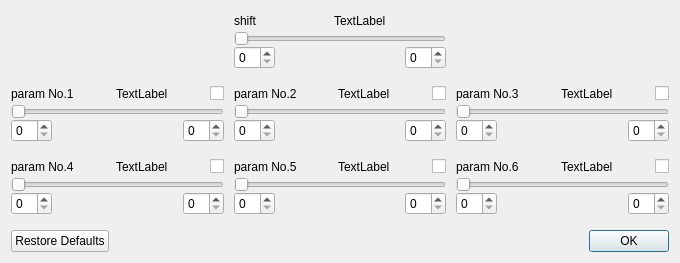
Qt form dialog6.ui (zhengprince/east-fit) before a commit.
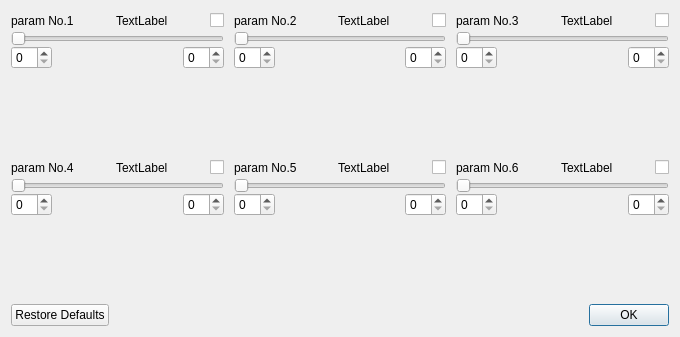
The same form after that commit.

```diff
--- a/dialog6.ui
+++ b/dialog6.ui
@@ -7,7 +7,7 @@
     <x>0</x>
     <y>0</y>
     <width>680</width>
-    <height>263</height>
+    <height>337</height>
    </rect>
   </property>
   <property name="maximumSize">
@@ -23,7 +23,7 @@
    <property name="horizontalSpacing">
     <number>10</number>
    </property>
-   <item row="3" column="0" colspan="3">
+   <item row="2" column="0" colspan="3">
     <widget class="QDialogButtonBox" name="buttonBox">
      <property name="orientation">
       <enum>Qt::Horizontal</enum>
@@ -33,7 +33,257 @@
      </property>
     </widget>
    </item>
-   <item row="2" column="1">
+   <item row="1" column="0">
+    <layout class="QFormLayout" name="formLayout_4">
+     <property name="verticalSpacing">
+      <number>0</number>
+     </property>
+     <item row="2" column="0" colspan="2">
+      <layout class="QHBoxLayout" name="horizontalLayout_8">
+       <property name="spacing">
+        <number>0</number>
+       </property>
+       <item>
+        <widget class="QSpinBox" name="spb7">
+         <property name="toolTip">
+          <string>Max Value</string>
+         </property>
+        </widget>
+       </item>
+       <item>
+        <spacer name="horizontalSpacer_15">
+         <property name="orientation">
+          <enum>Qt::Horizontal</enum>
+         </property>
+         <property name="sizeHint" stdset="0">
+          <size>
+           <width>40</width>
+           <height>20</height>
+          </size>
+         </property>
+        </spacer>
+       </item>
+       <item>
+        <spacer name="horizontalSpacer_16">
+         <property name="orientation">
+          <enum>Qt::Horizontal</enum>
+         </property>
+         <property name="sizeHint" stdset="0">
+          <size>
+           <width>40</width>
+           <height>20</height>
+          </size>
+         </property>
+        </spacer>
+       </item>
+       <item>
+        <widget class="QSpinBox" name="spb8">
+         <property name="toolTip">
+          <string>Min Value</string>
+         </property>
+        </widget>
+       </item>
+      </layout>
+     </item>
+     <item row="0" column="0" colspan="2">
+      <layout class="QHBoxLayout" name="horizontalLayout_7">
+       <property name="spacing">
+        <number>16</number>
+       </property>
+       <item>
+        <widget class="QLabel" name="lNm4">
+         <property name="toolTip">
+          <string>SLOPE OR QUADRATIC (IF ZERO DER) INNER</string>
+         </property>
+         <property name="text">
+          <string>param No.4</string>
+         </property>
+        </widget>
+       </item>
+       <item>
+        <spacer name="horizontalSpacer_13">
+         <property name="orientation">
+          <enum>Qt::Horizontal</enum>
+         </property>
+         <property name="sizeHint" stdset="0">
+          <size>
+           <width>40</width>
+           <height>20</height>
+          </size>
+         </property>
+        </spacer>
+       </item>
+       <item>
+        <widget class="QLabel" name="lDig4">
+         <property name="text">
+          <string>TextLabel</string>
+         </property>
+        </widget>
+       </item>
+       <item>
+        <spacer name="horizontalSpacer_14">
+         <property name="orientation">
+          <enum>Qt::Horizontal</enum>
+         </property>
+         <property name="sizeHint" stdset="0">
+          <size>
+           <width>40</width>
+           <height>20</height>
+          </size>
+         </property>
+        </spacer>
+       </item>
+       <item>
+        <widget class="QCheckBox" name="chb4">
+         <property name="toolTip">
+          <string>CHECKED FIXES THE PARAMETER
+UNCHECKED MAKES THE PARAMETER FREE.</string>
+         </property>
+         <property name="text">
+          <string/>
+         </property>
+        </widget>
+       </item>
+      </layout>
+     </item>
+     <item row="1" column="0" colspan="2">
+      <widget class="QSlider" name="sld4">
+       <property name="toolTip">
+        <string>SLOPE OR QUADRATIC (IF ZERO DER) INNER</string>
+       </property>
+       <property name="orientation">
+        <enum>Qt::Horizontal</enum>
+       </property>
+      </widget>
+     </item>
+    </layout>
+   </item>
+   <item row="0" column="1">
+    <layout class="QFormLayout" name="formLayout_2">
+     <property name="verticalSpacing">
+      <number>0</number>
+     </property>
+     <item row="2" column="0" colspan="2">
+      <layout class="QHBoxLayout" name="horizontalLayout_4">
+       <property name="spacing">
+        <number>0</number>
+       </property>
+       <item>
+        <widget class="QSpinBox" name="spb3">
+         <property name="toolTip">
+          <string>Max Value</string>
+         </property>
+        </widget>
+       </item>
+       <item>
+        <spacer name="horizontalSpacer_7">
+         <property name="orientation">
+          <enum>Qt::Horizontal</enum>
+         </property>
+         <property name="sizeHint" stdset="0">
+          <size>
+           <width>40</width>
+           <height>20</height>
+          </size>
+         </property>
+        </spacer>
+       </item>
+       <item>
+        <spacer name="horizontalSpacer_8">
+         <property name="orientation">
+          <enum>Qt::Horizontal</enum>
+         </property>
+         <property name="sizeHint" stdset="0">
+          <size>
+           <width>40</width>
+           <height>20</height>
+          </size>
+         </property>
+        </spacer>
+       </item>
+       <item>
+        <widget class="QSpinBox" name="spb4">
+         <property name="toolTip">
+          <string>Min Value</string>
+         </property>
+        </widget>
+       </item>
+      </layout>
+     </item>
+     <item row="0" column="0" colspan="2">
+      <layout class="QHBoxLayout" name="horizontalLayout_3">
+       <property name="spacing">
+        <number>16</number>
+       </property>
+       <item>
+        <widget class="QLabel" name="lNm2">
+         <property name="toolTip">
+          <string>FULL WIDTH</string>
+         </property>
+         <property name="text">
+          <string>param No.2</string>
+         </property>
+        </widget>
+       </item>
+       <item>
+        <spacer name="horizontalSpacer_5">
+         <property name="orientation">
+          <enum>Qt::Horizontal</enum>
+         </property>
+         <property name="sizeHint" stdset="0">
+          <size>
+           <width>40</width>
+           <height>20</height>
+          </size>
+         </property>
+        </spacer>
+       </item>
+       <item>
+        <widget class="QLabel" name="lDig2">
+         <property name="text">
+          <string>TextLabel</string>
+         </property>
+        </widget>
+       </item>
+       <item>
+        <spacer name="horizontalSpacer_6">
+         <property name="orientation">
+          <enum>Qt::Horizontal</enum>
+         </property>
+         <property name="sizeHint" stdset="0">
+          <size>
+           <width>40</width>
+           <height>20</height>
+          </size>
+         </property>
+        </spacer>
+       </item>
+       <item>
+        <widget class="QCheckBox" name="chb2">
+         <property name="toolTip">
+          <string>CHECKED FIXES THE PARAMETER
+UNCHECKED MAKES THE PARAMETER FREE.</string>
+         </property>
+         <property name="text">
+          <string/>
+         </property>
+        </widget>
+       </item>
+      </layout>
+     </item>
+     <item row="1" column="0" colspan="2">
+      <widget class="QSlider" name="sld2">
+       <property name="toolTip">
+        <string>FULL WIDTH</string>
+       </property>
+       <property name="orientation">
+        <enum>Qt::Horizontal</enum>
+       </property>
+      </widget>
+     </item>
+    </layout>
+   </item>
+   <item row="1" column="1">
     <layout class="QFormLayout" name="formLayout_5">
      <property name="verticalSpacing">
       <number>0</number>
@@ -44,7 +294,11 @@
         <number>0</number>
        </property>
        <item>
-        <widget class="QSpinBox" name="spb9"/>
+        <widget class="QSpinBox" name="spb9">
+         <property name="toolTip">
+          <string>Max Value</string>
+         </property>
+        </widget>
        </item>
        <item>
         <spacer name="horizontalSpacer_19">
@@ -73,7 +327,11 @@
         </spacer>
        </item>
        <item>
-        <widget class="QSpinBox" name="spb10"/>
+        <widget class="QSpinBox" name="spb10">
+         <property name="toolTip">
+          <string>Min Value</string>
+         </property>
+        </widget>
        </item>
       </layout>
      </item>
@@ -140,7 +398,7 @@
      </item>
     </layout>
    </item>
-   <item row="2" column="2">
+   <item row="1" column="2">
     <layout class="QFormLayout" name="formLayout_6">
      <property name="verticalSpacing">
       <number>0</number>
@@ -151,7 +409,11 @@
         <number>0</number>
        </property>
        <item>
-        <widget class="QSpinBox" name="spb11"/>
+        <widget class="QSpinBox" name="spb11">
+         <property name="toolTip">
+          <string>Max Value</string>
+         </property>
+        </widget>
        </item>
        <item>
         <spacer name="horizontalSpacer_23">
@@ -180,7 +442,11 @@
         </spacer>
        </item>
        <item>
-        <widget class="QSpinBox" name="spb12"/>
+        <widget class="QSpinBox" name="spb12">
+         <property name="toolTip">
+          <string>Min Value</string>
+         </property>
+        </widget>
        </item>
       </layout>
      </item>
@@ -243,110 +509,6 @@
        <property name="orientation">
         <enum>Qt::Horizontal</enum>
        </property>
-      </widget>
-     </item>
-    </layout>
-   </item>
-   <item row="1" column="1">
-    <layout class="QFormLayout" name="formLayout_2">
-     <property name="verticalSpacing">
-      <number>0</number>
-     </property>
-     <item row="2" column="0" colspan="2">
-      <layout class="QHBoxLayout" name="horizontalLayout_4">
-       <property name="spacing">
-        <number>0</number>
-       </property>
-       <item>
-        <widget class="QSpinBox" name="spb3"/>
-       </item>
-       <item>
-        <spacer name="horizontalSpacer_7">
-         <property name="orientation">
-          <enum>Qt::Horizontal</enum>
-         </property>
-         <property name="sizeHint" stdset="0">
-          <size>
-           <width>40</width>
-           <height>20</height>
-          </size>
-         </property>
-        </spacer>
-       </item>
-       <item>
-        <spacer name="horizontalSpacer_8">
-         <property name="orientation">
-          <enum>Qt::Horizontal</enum>
-         </property>
-         <property name="sizeHint" stdset="0">
-          <size>
-           <width>40</width>
-           <height>20</height>
-          </size>
-         </property>
-        </spacer>
-       </item>
-       <item>
-        <widget class="QSpinBox" name="spb4"/>
-       </item>
-      </layout>
-     </item>
-     <item row="0" column="0" colspan="2">
-      <layout class="QHBoxLayout" name="horizontalLayout_3">
-       <property name="spacing">
-        <number>16</number>
-       </property>
-       <item>
-        <widget class="QLabel" name="lNm2">
-         <property name="text">
-          <string>param No.2</string>
-         </property>
-        </widget>
-       </item>
-       <item>
-        <spacer name="horizontalSpacer_5">
-         <property name="orientation">
-          <enum>Qt::Horizontal</enum>
-         </property>
-         <property name="sizeHint" stdset="0">
-          <size>
-           <width>40</width>
-           <height>20</height>
-          </size>
-         </property>
-        </spacer>
-       </item>
-       <item>
-        <widget class="QLabel" name="lDig2">
-         <property name="text">
-          <string>TextLabel</string>
-         </property>
-        </widget>
-       </item>
-       <item>
-        <spacer name="horizontalSpacer_6">
-         <property name="orientation">
-          <enum>Qt::Horizontal</enum>
-         </property>
-         <property name="sizeHint" stdset="0">
-          <size>
-           <width>40</width>
-           <height>20</height>
-          </size>
-         </property>
-        </spacer>
-       </item>
-       <item>
-        <widget class="QCheckBox" name="chb2">
-         <property name="text">
-          <string/>
-         </property>
-        </widget>
-       </item>
-      </layout>
-     </item>
-     <item row="1" column="0" colspan="2">
-      <widget class="QSlider" name="sld2">
        <property name="orientation">
         <enum>Qt::Horizontal</enum>
        </property>
@@ -354,114 +516,7 @@
      </item>
     </layout>
    </item>
-   <item row="2" column="0">
-    <layout class="QFormLayout" name="formLayout_4">
-     <property name="verticalSpacing">
-      <number>0</number>
-     </property>
-     <item row="2" column="0" colspan="2">
-      <layout class="QHBoxLayout" name="horizontalLayout_8">
-       <property name="spacing">
-        <number>0</number>
-       </property>
-       <item>
-        <widget class="QSpinBox" name="spb7"/>
-       </item>
-       <item>
-        <spacer name="horizontalSpacer_15">
-         <property name="orientation">
-          <enum>Qt::Horizontal</enum>
-         </property>
-         <property name="sizeHint" stdset="0">
-          <size>
-           <width>40</width>
-           <height>20</height>
-          </size>
-         </property>
-        </spacer>
-       </item>
-       <item>
-        <spacer name="horizontalSpacer_16">
-         <property name="orientation">
-          <enum>Qt::Horizontal</enum>
-         </property>
-         <property name="sizeHint" stdset="0">
-          <size>
-           <width>40</width>
-           <height>20</height>
-          </size>
-         </property>
-        </spacer>
-       </item>
-       <item>
-        <widget class="QSpinBox" name="spb8"/>
-       </item>
-      </layout>
-     </item>
-     <item row="0" column="0" colspan="2">
-      <layout class="QHBoxLayout" name="horizontalLayout_7">
-       <property name="spacing">
-        <number>16</number>
-       </property>
-       <item>
-        <widget class="QLabel" name="lNm4">
-         <property name="text">
-          <string>param No.4</string>
-         </property>
-        </widget>
-       </item>
-       <item>
-        <spacer name="horizontalSpacer_13">
-         <property name="orientation">
-          <enum>Qt::Horizontal</enum>
-         </property>
-         <property name="sizeHint" stdset="0">
-          <size>
-           <width>40</width>
-           <height>20</height>
-          </size>
-         </property>
-        </spacer>
-       </item>
-       <item>
-        <widget class="QLabel" name="lDig4">
-         <property name="text">
-          <string>TextLabel</string>
-         </property>
-        </widget>
-       </item>
-       <item>
-        <spacer name="horizontalSpacer_14">
-         <property name="orientation">
-          <enum>Qt::Horizontal</enum>
-         </property>
-         <property name="sizeHint" stdset="0">
-          <size>
-           <width>40</width>
-           <height>20</height>
-          </size>
-         </property>
-        </spacer>
-       </item>
-       <item>
-        <widget class="QCheckBox" name="chb4">
-         <property name="text">
-          <string/>
-         </property>
-        </widget>
-       </item>
-      </layout>
-     </item>
-     <item row="1" column="0" colspan="2">
-      <widget class="QSlider" name="sld4">
-       <property name="orientation">
-        <enum>Qt::Horizontal</enum>
-       </property>
-      </widget>
-     </item>
-    </layout>
-   </item>
-   <item row="1" column="0">
+   <item row="0" column="0">
     <layout class="QFormLayout" name="formLayout_1">
      <property name="verticalSpacing">
       <number>0</number>
@@ -472,7 +527,11 @@
         <number>0</number>
        </property>
        <item>
-        <widget class="QSpinBox" name="spb1"/>
+        <widget class="QSpinBox" name="spb1">
+         <property name="toolTip">
+          <string>Max Value</string>
+         </property>
+        </widget>
        </item>
        <item>
         <spacer name="horizontalSpacer_3">
@@ -501,7 +560,11 @@
         </spacer>
        </item>
        <item>
-        <widget class="QSpinBox" name="spb2"/>
+        <widget class="QSpinBox" name="spb2">
+         <property name="toolTip">
+          <string>Min Value</string>
+         </property>
+        </widget>
        </item>
       </layout>
      </item>
@@ -568,7 +631,7 @@
      </item>
     </layout>
    </item>
-   <item row="1" column="2">
+   <item row="0" column="2">
     <layout class="QFormLayout" name="formLayout_3">
      <property name="verticalSpacing">
       <number>0</number>
@@ -579,7 +642,11 @@
         <number>0</number>
        </property>
        <item>
-        <widget class="QSpinBox" name="spb5"/>
+        <widget class="QSpinBox" name="spb5">
+         <property name="toolTip">
+          <string>Max Value</string>
+         </property>
+        </widget>
        </item>
        <item>
         <spacer name="horizontalSpacer_11">
@@ -608,7 +675,11 @@
         </spacer>
        </item>
        <item>
-        <widget class="QSpinBox" name="spb6"/>
+        <widget class="QSpinBox" name="spb6">
+         <property name="toolTip">
+          <string>Min Value</string>
+         </property>
+        </widget>
        </item>
       </layout>
      </item>
@@ -671,103 +742,6 @@
        <property name="orientation">
         <enum>Qt::Horizontal</enum>
        </property>
-      </widget>
-     </item>
-    </layout>
-   </item>
-   <item row="0" column="1">
-    <layout class="QFormLayout" name="formLayout_7">
-     <property name="verticalSpacing">
-      <number>0</number>
-     </property>
-     <item row="2" column="0" colspan="2">
-      <layout class="QHBoxLayout" name="horizontalLayout_14">
-       <property name="spacing">
-        <number>0</number>
-       </property>
-       <item>
-        <widget class="QSpinBox" name="spb13"/>
-       </item>
-       <item>
-        <spacer name="horizontalSpacer_27">
-         <property name="orientation">
-          <enum>Qt::Horizontal</enum>
-         </property>
-         <property name="sizeHint" stdset="0">
-          <size>
-           <width>40</width>
-           <height>20</height>
-          </size>
-         </property>
-        </spacer>
-       </item>
-       <item>
-        <spacer name="horizontalSpacer_28">
-         <property name="orientation">
-          <enum>Qt::Horizontal</enum>
-         </property>
-         <property name="sizeHint" stdset="0">
-          <size>
-           <width>40</width>
-           <height>20</height>
-          </size>
-         </property>
-        </spacer>
-       </item>
-       <item>
-        <widget class="QSpinBox" name="spb14"/>
-       </item>
-      </layout>
-     </item>
-     <item row="0" column="0" colspan="2">
-      <layout class="QHBoxLayout" name="horizontalLayout_13">
-       <property name="spacing">
-        <number>16</number>
-       </property>
-       <item>
-        <widget class="QLabel" name="lNm7">
-         <property name="text">
-          <string>shift</string>
-         </property>
-        </widget>
-       </item>
-       <item>
-        <spacer name="horizontalSpacer_25">
-         <property name="orientation">
-          <enum>Qt::Horizontal</enum>
-         </property>
-         <property name="sizeHint" stdset="0">
-          <size>
-           <width>40</width>
-           <height>20</height>
-          </size>
-         </property>
-        </spacer>
-       </item>
-       <item>
-        <widget class="QLabel" name="lDig7">
-         <property name="text">
-          <string>TextLabel</string>
-         </property>
-        </widget>
-       </item>
-       <item>
-        <spacer name="horizontalSpacer_26">
-         <property name="orientation">
-          <enum>Qt::Horizontal</enum>
-         </property>
-         <property name="sizeHint" stdset="0">
-          <size>
-           <width>40</width>
-           <height>20</height>
-          </size>
-         </property>
-        </spacer>
-       </item>
-      </layout>
-     </item>
-     <item row="1" column="0" colspan="2">
-      <widget class="QSlider" name="sld7">
        <property name="orientation">
         <enum>Qt::Horizontal</enum>
        </property>
```
Left out of the diff: 58 changed lines with no effect on the pictures.
